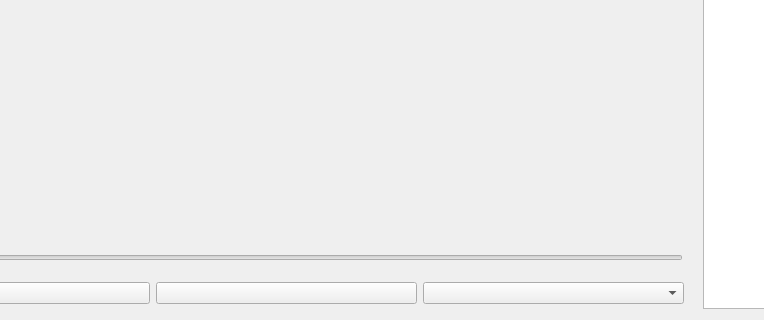
Above: MyPlayer/player_ui.ui from THU17cyz/RTP_Project before the change; both pictures show x 167 to 931 and y 402 to 722 of the 1200 by 722 pixel window. Below: the same form after it.
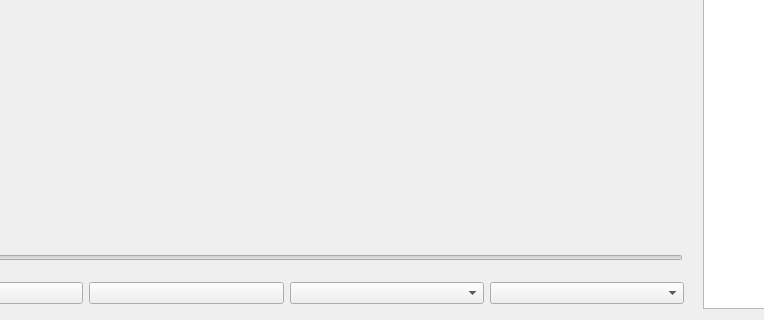
That is the form after the change.

Patch:
```diff
--- a/MyPlayer/player_ui.ui
+++ b/MyPlayer/player_ui.ui
@@ -95,6 +95,9 @@
     <item>
      <widget class="QComboBox" name="PlaySpeedBox"/>
     </item>
+    <item>
+     <widget class="QComboBox" name="SubtitleBox"/>
+    </item>
    </layout>
   </widget>
   <widget class="QPushButton" name="ExitFullScreenBtn">
```
Left out of the diff: 3 changed lines with no effect on the pictures.
